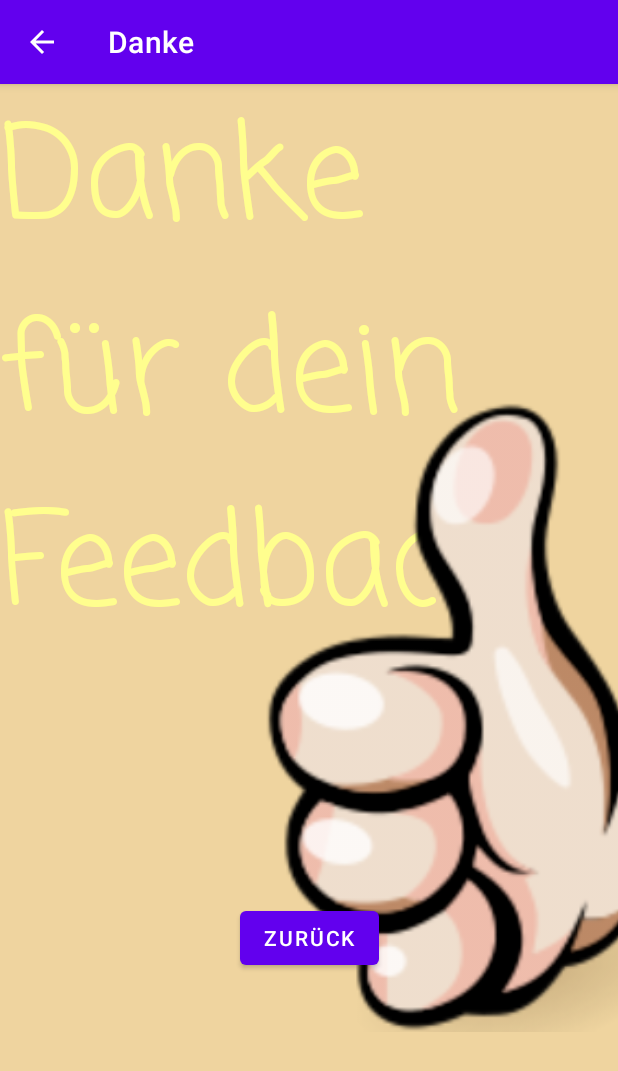
After one commit to HenrikTallen/HowToDistribute-GetRich, an Android app: the SideActivity screen opened directly, with no data from a screen before it, on a phone screen of 412 x 824 dp. The commit adds this screen. Shown: the top 1071 px of the screen. Run offline under Robolectric (Android 15) with nearby library versions, the phone set to English and light mode, and no system bars; Roboto replaces fonts that are not available here.

Commit message:
Zweite Seite hinzugefügt

```diff
--- a/Aufgabe 2/Uglyplication/app/src/main/AndroidManifest.xml
+++ b/Aufgabe 2/Uglyplication/app/src/main/AndroidManifest.xml
@@ -10,6 +10,10 @@
         android:supportsRtl="true"
         android:theme="@style/Theme.Uglyplication">
         <activity
+            android:name=".SideActivity"
+            android:exported="false"
+            android:parentActivityName=".MainActivity"/>
+        <activity
             android:name=".MainActivity"
             android:exported="true">
             <intent-filter>
@@ -18,6 +22,7 @@
                 <category android:name="android.intent.category.LAUNCHER" />
             </intent-filter>
         </activity>
+
         <meta-data
             android:name="preloaded_fonts"
             android:resource="@array/preloaded_fonts" />
--- a/Aufgabe 2/Uglyplication/app/src/main/java/com/example/uglyplication/MainActivity.kt
+++ b/Aufgabe 2/Uglyplication/app/src/main/java/com/example/uglyplication/MainActivity.kt
@@ -1,5 +1,6 @@
 package com.example.uglyplication
 
+import android.content.Intent
 import androidx.appcompat.app.AppCompatActivity
 import android.os.Bundle
 import android.widget.Button
@@ -22,7 +23,9 @@ class MainActivity : AppCompatActivity() {
         }
 
         btn2.setOnClickListener {
-            throw RuntimeException ("Whoops")  // Zeile durch sinvolle Funktion ersetzen
+            val intent = Intent(this, SideActivity::class.java)
+            startActivity(intent)
         }
+
     }
 }
--- /dev/null
+++ b/Aufgabe 2/Uglyplication/app/src/main/java/com/example/uglyplication/SideActivity.kt
@@ -0,0 +1,26 @@
+package com.example.uglyplication
+
+import androidx.appcompat.app.AppCompatActivity
+import android.os.Bundle
+import android.widget.Button
+import java.lang.RuntimeException
+
+class SideActivity : AppCompatActivity() {
+    override fun onCreate(savedInstanceState: Bundle?) {
+        super.onCreate(savedInstanceState)
+        setContentView(R.layout.activity_side)
+
+        val button = findViewById<Button>(R.id.back)
+        val actionBar = supportActionBar
+
+        if (actionBar != null){
+            actionBar.title = "Danke"
+
+        }
+
+        button.setOnClickListener {
+            throw RuntimeException();
+        }
+
+    }
+}
--- /dev/null
+++ b/Aufgabe 2/Uglyplication/app/src/main/res/layout/activity_side.xml
@@ -0,0 +1,44 @@
+<?xml version="1.0" encoding="utf-8"?>
+<androidx.constraintlayout.widget.ConstraintLayout xmlns:android="http://schemas.android.com/apk/res/android"
+    xmlns:app="http://schemas.android.com/apk/res-auto"
+    xmlns:tools="http://schemas.android.com/tools"
+    android:layout_width="match_parent"
+    android:layout_height="match_parent"
+    android:background="#EFD49F">
+
+    <TextView
+        android:id="@+id/danke"
+        android:layout_width="410dp"
+        android:layout_height="370dp"
+        android:fontFamily="casual"
+        android:text="Danke für dein Feedback"
+        android:textColor="#FFFE8E"
+        android:textSize="85sp"
+        app:layout_constraintBottom_toBottomOf="parent"
+        app:layout_constraintHorizontal_bias="0.0"
+        app:layout_constraintLeft_toLeftOf="parent"
+        app:layout_constraintRight_toRightOf="parent"
+        app:layout_constraintTop_toTopOf="parent"
+        app:layout_constraintVertical_bias="0.0" />
+
+    <Button
+        android:id="@+id/back"
+        android:layout_width="wrap_content"
+        android:layout_height="wrap_content"
+        android:text="zurück"
+        app:layout_constraintBottom_toBottomOf="parent"
+        app:layout_constraintEnd_toEndOf="parent"
+        app:layout_constraintStart_toStartOf="parent"
+        app:layout_constraintTop_toBottomOf="@+id/danke" />
+
+    <ImageView
+        android:id="@+id/imageView5"
+        android:layout_width="445dp"
+        android:layout_height="420dp"
+        android:layout_marginStart="88dp"
+        android:layout_marginTop="212dp"
+        app:layout_constraintStart_toStartOf="parent"
+        app:layout_constraintTop_toTopOf="parent"
+        app:srcCompat="@drawable/thumbsup" />
+
+</androidx.constraintlayout.widget.ConstraintLayout>
```
Also changed, not shown: Aufgabe 2/Uglyplication/app/src/main/res/drawable/thumbsup.png (added).
